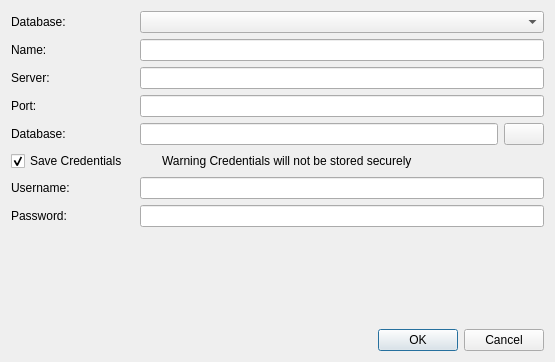
asw-dev/goat, file ui/ConnectionDialog.ui: the form before one commit.
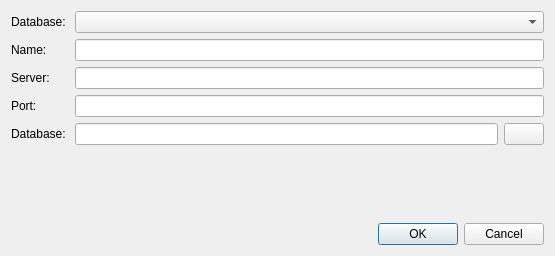
The form after the commit. Icons and pictures are not drawn.

Diff of the .ui file:
```diff
--- a/ui/ConnectionDialog.ui
+++ b/ui/ConnectionDialog.ui
@@ -7,7 +7,7 @@
     <x>0</x>
     <y>0</y>
     <width>555</width>
-    <height>362</height>
+    <height>256</height>
    </rect>
   </property>
   <property name="windowTitle">
@@ -19,19 +19,6 @@
   <layout class="QVBoxLayout" name="verticalLayout">
    <item>
     <layout class="QGridLayout" name="gridLayout">
-     <item row="5" column="0">
-      <widget class="QCheckBox" name="saveCedentialsCheckBox">
-       <property name="text">
-        <string>Save Credentials</string>
-       </property>
-       <property name="checked">
-        <bool>true</bool>
-       </property>
-       <property name="tristate">
-        <bool>false</bool>
-       </property>
-      </widget>
-     </item>
      <item row="0" column="0" colspan="2">
       <widget class="QLabel" name="label_6">
        <property name="frameShape">
@@ -143,79 +130,6 @@
        </property>
       </widget>
      </item>
-     <item row="6" column="2" colspan="2">
-      <widget class="QLineEdit" name="txtUser">
-       <property name="minimumSize">
-        <size>
-         <width>400</width>
-         <height>0</height>
-        </size>
-       </property>
-      </widget>
-     </item>
-     <item row="7" column="0" colspan="2">
-      <widget class="QLabel" name="label_2">
-       <property name="text">
-        <string>Password: </string>
-       </property>
-      </widget>
-     </item>
-     <item row="6" column="0" colspan="2">
-      <widget class="QLabel" name="label">
-       <property name="text">
-        <string>Username: </string>
-       </property>
-      </widget>
-     </item>
-     <item row="7" column="2" colspan="2">
-      <widget class="QLineEdit" name="txtPass">
-       <property name="minimumSize">
-        <size>
-         <width>400</width>
-         <height>0</height>
-        </size>
-       </property>
-       <property name="echoMode">
-        <enum>QLineEdit::Password</enum>
-       </property>
-       <property name="clearButtonEnabled">
-        <bool>false</bool>
-       </property>
-      </widget>
-     </item>
-     <item row="5" column="2">
-      <layout class="QHBoxLayout" name="horizontalLayout">
-       <item>
-        <widget class="QLabel" name="credentialWarningImgLabel">
-         <property name="enabled">
-          <bool>true</bool>
-         </property>
-         <property name="maximumSize">
-          <size>
-           <width>16</width>
-           <height>16</height>
-          </size>
-         </property>
-         <property name="text">
-          <string/>
-         </property>
-         <property name="pixmap">
-          <pixmap resource="../resources/icons.qrc">:/icons/silk/icons/silk/error.png</pixmap>
-         </property>
-        </widget>
-       </item>
-       <item>
-        <widget class="QLabel" name="credentialWarningTxtLabel">
-         <property name="enabled">
-          <bool>true</bool>
-         </property>
-         <property name="text">
-          <string>Warning Credentials will not be stored securely</string>
-         </property>
-        </widget>
-       </item>
-      </layout>
-     </item>
     </layout>
    </item>
    <item>
```
